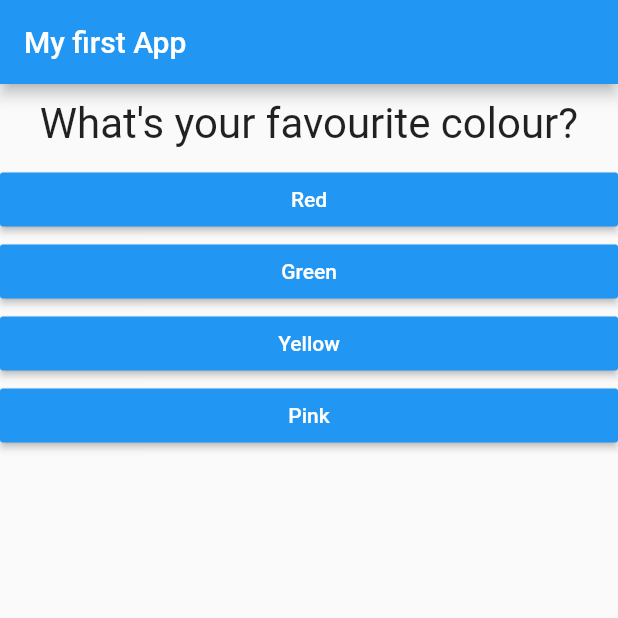
After one commit to yash412/MyFirstFlutterApp, a Flutter app: the screen it shows after launch, on a phone screen of 412 x 824 dp, the top half of it. The commit adds this screen. Run offline on Flutter 3.47's test engine with Material 2 defaults, Android fonts, the phone set to English and light mode, and no system bars.

Commit message:
Make the code more readable by creating quiz.dart and result.dart

```diff
--- a/lib/main.dart
+++ b/lib/main.dart
@@ -1,6 +1,6 @@
 import 'package:flutter/material.dart';
-import './question.dart';
-import './answer.dart';
+import './quiz.dart';
+import './result.dart';
 
 void main() {
   runApp(MyApp());
@@ -9,7 +9,6 @@ void main() {
 class MyApp extends StatefulWidget {
   @override
   State<StatefulWidget> createState() {
-    // TODO: implement createState
     return _MyAppState();
   }
 }
@@ -26,7 +25,7 @@ class _MyAppState extends State<MyApp> {
 
   @override
   Widget build(BuildContext context) {
-    var questions = [
+    final _questions = const [
       {
         'questionText': 'What\'s your favourite colour?',
         'answers': ['Red', 'Green', 'Yellow', 'Pink'],
@@ -46,20 +45,13 @@ class _MyAppState extends State<MyApp> {
         appBar: AppBar(
           title: Text('My first App'),
         ),
-        body: _questionIndex < questions.length
-            ? Column(
-                children: [
-                  Question(
-                    questions[_questionIndex]['questionText'],
-                  ),
-                  // ... means spread operator
-                  ...(questions[_questionIndex]['answers'] as List<String>)
-                      .map((answer) {
-                    return Answer(_answerQuestion, answer);
-                  }).toList()
-                ],
+        body: _questionIndex < _questions.length
+            ? Quiz(
+                answerQuestion: _answerQuestion,
+                questionIndex: _questionIndex,
+                questions: _questions,
               )
-            : Center(child: Text('You did it!')),
+            : Result(),
       ),
     );
   }
--- /dev/null
+++ b/lib/quiz.dart
@@ -0,0 +1,29 @@
+import 'package:flutter/material.dart';
+import './question.dart';
+import './answer.dart';
+
+class Quiz extends StatelessWidget {
+  final List<Map<String, Object>> questions;
+  final int questionIndex;
+  final Function answerQuestion;
+
+  Quiz(
+      {@required this.questions,
+      @required this.answerQuestion,
+      @required this.questionIndex});
+
+  @override
+  Widget build(BuildContext context) {
+    return Column(
+      children: [
+        Question(
+          questions[questionIndex]['questionText'],
+        ),
+        // ... means spread operator
+        ...(questions[questionIndex]['answers'] as List<String>).map((answer) {
+          return Answer(answerQuestion, answer);
+        }).toList()
+      ],
+    );
+  }
+}
```
Also changed, not shown: lib/result.dart (added, +10 -0 lines).
